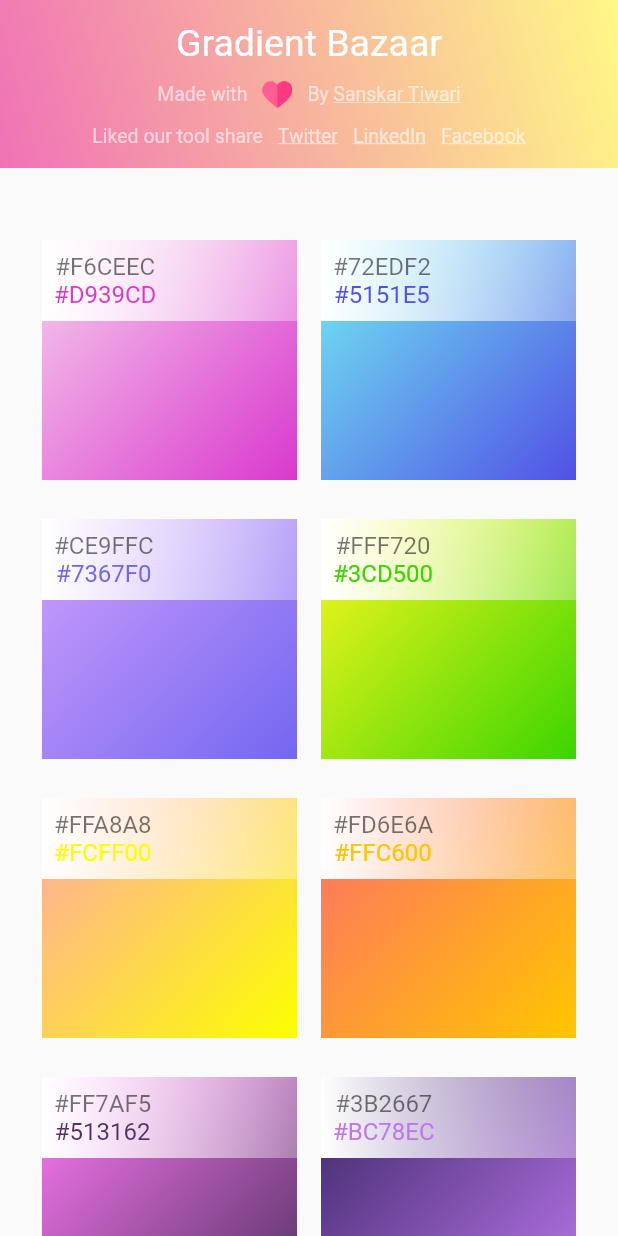
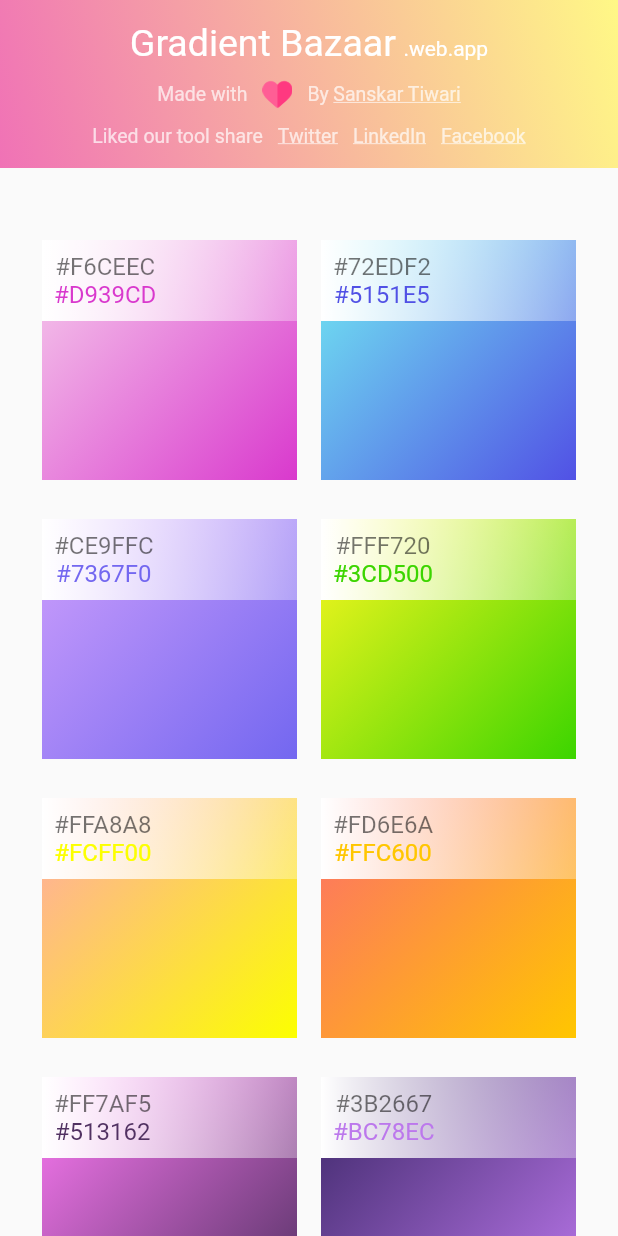
Before and after one commit to theindianappguy/gradientbazaar, a Flutter app: the screen it shows after launch, on a phone screen of 412 x 824 dp. Run offline on Flutter 3.47's test engine with Material 2 defaults, Android fonts, the phone set to English and light mode, and no system bars; missing offline and left inert: dart:html.

Commit message:
Updated Bazaar

```diff
--- a/lib/home.dart
+++ b/lib/home.dart
@@ -19,6 +19,8 @@ class _HomeState extends State<Home> {
   String facebookUrl = "https://www.facebook.com/sharer/sharer.php?u=https://gradientbazzar.firebaseapp.com/";
 
   var randomNum = 0;
+  Color headingColor;
+  Color textColor;
 
   _launchURL(String url) async {
     print(url);
@@ -40,6 +42,10 @@ class _HomeState extends State<Home> {
 
     var randomizer = new Random();
     randomNum = randomizer.nextInt(gradients.length);
+    headingColor = gradients[randomNum].getBottomColor().computeLuminance() > 0.5 ?
+    Colors.black54 : Colors.white;
+    textColor = gradients[randomNum].getBottomColor().computeLuminance() > 0.5 ?
+    Colors.black54 : Colors.white70;
   }
 
   @override
@@ -70,9 +76,25 @@ class _HomeState extends State<Home> {
                             end: FractionalOffset.bottomLeft)),
                     child: Column(
                       children: <Widget>[
-                        Text(
-                          "Gradient Bazaar",
-                          style: TextStyle(fontSize: 25, color: Colors.white),
+                        Row(
+                          crossAxisAlignment: CrossAxisAlignment.end,
+                          mainAxisAlignment: MainAxisAlignment.center,
+                          children: <Widget>[
+                            Text(
+                              "Gradient Bazaar",
+                              style: TextStyle(fontSize: 25, color:
+                              headingColor),
+                            ),
+                            SizedBox(width: 5,),
+                            Container(
+                              padding: EdgeInsets.only(bottom: 3),
+                              child: Text(
+                                ".web.app",
+                                style: TextStyle(fontSize: 14,
+                                    color: headingColor),
+                              ),
+                            ),
+                          ],
                         ),
                         SizedBox(
                           height: 10,
@@ -86,7 +108,7 @@ class _HomeState extends State<Home> {
                               "Made with",
                               style: TextStyle(
                                 fontSize: 13,
-                                color: Colors.white60,
+                                color: textColor,
                               ),
                             ),
                             SizedBox(
@@ -104,7 +126,7 @@ class _HomeState extends State<Home> {
                               "By",
                               style: TextStyle(
                                 fontSize: 13,
-                                color: Colors.white60,
+                                color: textColor,
                               ),
                             ),
                             SizedBox(
@@ -118,7 +140,7 @@ class _HomeState extends State<Home> {
                                 "Sanskar Tiwari",
                                 style: TextStyle(
                                     fontSize: 13,
-                                    color: Colors.white60,
+                                    color: textColor,
                                     decoration: TextDecoration.underline),
                                 textAlign: TextAlign.center,
                               ),
@@ -138,7 +160,7 @@ class _HomeState extends State<Home> {
                                 "Liked our tool share",
                                 style: TextStyle(
                                   fontSize: 13,
-                                  color: Colors.white60,
+                                  color: textColor,
                                 ),
                               ),
                             ),
@@ -151,7 +173,7 @@ class _HomeState extends State<Home> {
                                 "Twitter",
                                 style: TextStyle(
                                   fontSize: 13,
-                                  color: Colors.white60,
+                                  color: textColor,
                                     decoration: TextDecoration.underline
                                 ),
                               ),
@@ -165,7 +187,7 @@ class _HomeState extends State<Home> {
                                 "LinkedIn",
                                 style: TextStyle(
                                     fontSize: 13,
-                                    color: Colors.white60,
+                                    color: textColor,
                                     decoration: TextDecoration.underline
                                 ),
                               ),
@@ -179,7 +201,7 @@ class _HomeState extends State<Home> {
                                 "Facebook",
                                 style: TextStyle(
                                     fontSize: 13,
-                                    color: Colors.white60,
+                                    color: textColor,
                                     decoration: TextDecoration.underline
                                 ),
                               ),
```
